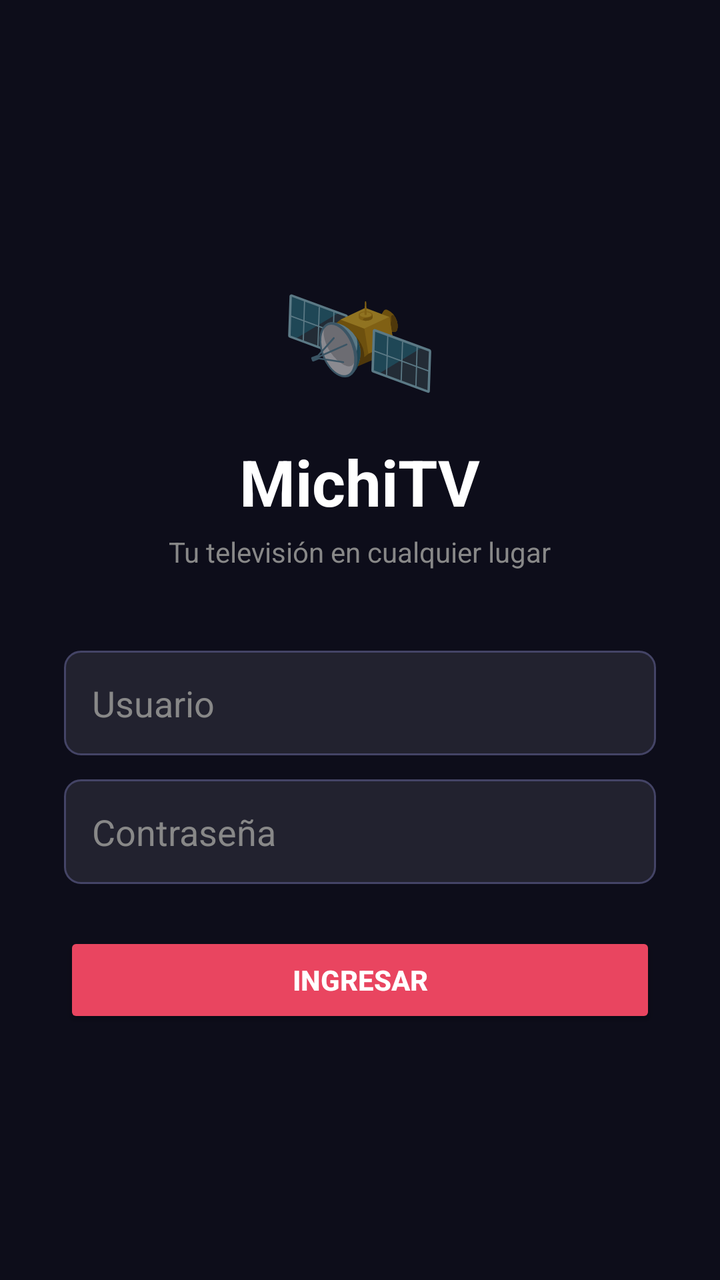
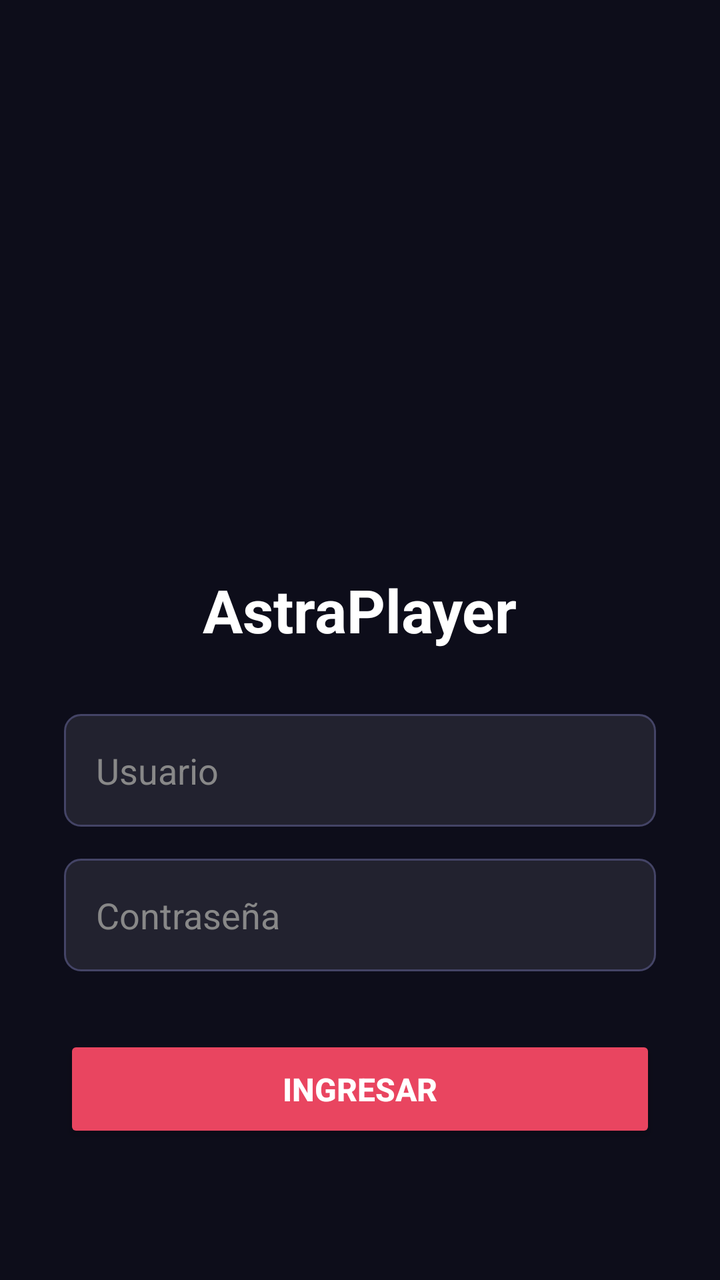

The first picture is an Android layout as it rendered before a commit; the second is the same layout after the commit. The layout source and the unified diff follow.
<!-- AndroidManifest.xml: application theme Theme.MichiTV -->
<!-- res/layout/activity_login.xml -->
<?xml version="1.0" encoding="utf-8"?>
<LinearLayout xmlns:android="http://schemas.android.com/apk/res/android"
    android:layout_width="match_parent"
    android:layout_height="match_parent"
    android:orientation="vertical"
    android:gravity="center"
    android:padding="32dp"
    android:background="@color/bg_dark">

    <TextView
        android:layout_width="wrap_content"
        android:layout_height="wrap_content"
        android:text="🛰"
        android:textSize="64sp"
        android:layout_marginBottom="8dp" />

    <TextView
        android:layout_width="wrap_content"
        android:layout_height="wrap_content"
        android:text="MichiTV"
        android:textColor="@color/white"
        android:textSize="32sp"
        android:textStyle="bold"
        android:layout_marginBottom="4dp" />

    <TextView
        android:layout_width="wrap_content"
        android:layout_height="wrap_content"
        android:text="Tu televisión en cualquier lugar"
        android:textColor="@color/hint_color"
        android:textSize="14sp"
        android:layout_marginBottom="40dp" />

    <EditText
        android:id="@+id/etUsername"
        android:layout_width="match_parent"
        android:layout_height="wrap_content"
        android:hint="Usuario"
        android:textColorHint="@color/hint_color"
        android:textColor="@color/white"
        android:background="@drawable/bg_input"
        android:padding="14dp"
        android:layout_marginBottom="12dp"
        android:inputType="text"
        android:singleLine="true" />

    <EditText
        android:id="@+id/etPassword"
        android:layout_width="match_parent"
        android:layout_height="wrap_content"
        android:hint="Contraseña"
        android:textColorHint="@color/hint_color"
        android:textColor="@color/white"
        android:background="@drawable/bg_input"
        android:padding="14dp"
        android:layout_marginBottom="24dp"
        android:inputType="textPassword"
        android:singleLine="true" />

    <Button
        android:id="@+id/btnLogin"
        android:layout_width="match_parent"
        android:layout_height="wrap_content"
        android:text="INGRESAR"
        android:backgroundTint="@color/accent_light"
        android:textColor="@color/white"
        android:textStyle="bold"
        android:padding="14dp" />

    <ProgressBar
        android:id="@+id/progressLogin"
        android:layout_width="wrap_content"
        android:layout_height="wrap_content"
        android:layout_marginTop="16dp"
        android:visibility="gone" />

</LinearLayout>
<!-- resources referenced by this layout -->
<resources>
  <color name="accent_light">#E94560</color>
  <color name="bg_dark">#0D0D1A</color>
  <color name="hint_color">#888888</color>
  <color name="white">#FFFFFF</color>
  <!-- drawable bg_input (drawable) -->
  <?xml version="1.0" encoding="utf-8"?>
  <shape xmlns:android="http://schemas.android.com/apk/res/android" android:shape="rectangle">
      <solid android:color="#22222F" />
      <stroke android:width="1dp" android:color="#444466" />
      <corners android:radius="8dp" />
  </shape>
  <style name="Theme.MichiTV" parent="Theme.MaterialComponents.DayNight.NoActionBar">
          <item name="colorPrimary">@color/primary</item>
          <item name="colorPrimaryDark">@color/primary_dark</item>
          <item name="colorAccent">@color/accent_light</item>
          <item name="android:windowBackground">@color/bg_dark</item>
          <item name="android:statusBarColor">@color/primary_dark</item>
      </style>
  <color name="primary">#1A1A2E</color>
  <color name="primary_dark">#16213E</color>
</resources>

<!-- the commit's change to res/layout/activity_login.xml (unified diff, before → after) -->
@@ -7,29 +7,23 @@
     android:padding="32dp"
     android:background="@color/bg_dark">
 
-    <TextView
-        android:layout_width="wrap_content"
-        android:layout_height="wrap_content"
-        android:text="🛰"
-        android:textSize="64sp"
-        android:layout_marginBottom="8dp" />
+    
+    <ImageView
+        android:id="@+id/ivLogo"
+        android:layout_width="200dp"
+        android:layout_height="200dp"
+        android:src="@drawable/logo_michi"
+        android:contentDescription="Logo Michi TV"
+        android:layout_marginBottom="16dp" />
 
     <TextView
         android:layout_width="wrap_content"
         android:layout_height="wrap_content"
-        android:text="MichiTV"
+        android:text="AstraPlayer"
         android:textColor="@color/white"
-        android:textSize="32sp"
+        android:textSize="30sp"
         android:textStyle="bold"
-        android:layout_marginBottom="4dp" />
-
-    <TextView
-        android:layout_width="wrap_content"
-        android:layout_height="wrap_content"
-        android:text="Tu televisión en cualquier lugar"
-        android:textColor="@color/hint_color"
-        android:textSize="14sp"
-        android:layout_marginBottom="40dp" />
+        android:layout_marginBottom="32dp" />
 
     <EditText
         android:id="@+id/etUsername"
@@ -39,8 +33,8 @@
         android:textColorHint="@color/hint_color"
         android:textColor="@color/white"
         android:background="@drawable/bg_input"
-        android:padding="14dp"
-        android:layout_marginBottom="12dp"
+        android:padding="16dp"
+        android:layout_marginBottom="16dp"
         android:inputType="text"
         android:singleLine="true" />
 
@@ -52,8 +46,8 @@
         android:textColorHint="@color/hint_color"
         android:textColor="@color/white"
         android:background="@drawable/bg_input"
-        android:padding="14dp"
-        android:layout_marginBottom="24dp"
+        android:padding="16dp"
+        android:layout_marginBottom="32dp"
         android:inputType="textPassword"
         android:singleLine="true" />
 
@@ -65,13 +59,14 @@
         android:backgroundTint="@color/accent_light"
         android:textColor="@color/white"
         android:textStyle="bold"
-        android:padding="14dp" />
+        android:padding="16dp"
+        android:textSize="16sp" />
 
     <ProgressBar
         android:id="@+id/progressLogin"
         android:layout_width="wrap_content"
         android:layout_height="wrap_content"
-        android:layout_marginTop="16dp"
+        android:layout_marginTop="24dp"
         android:visibility="gone" />
 
 </LinearLayout>
